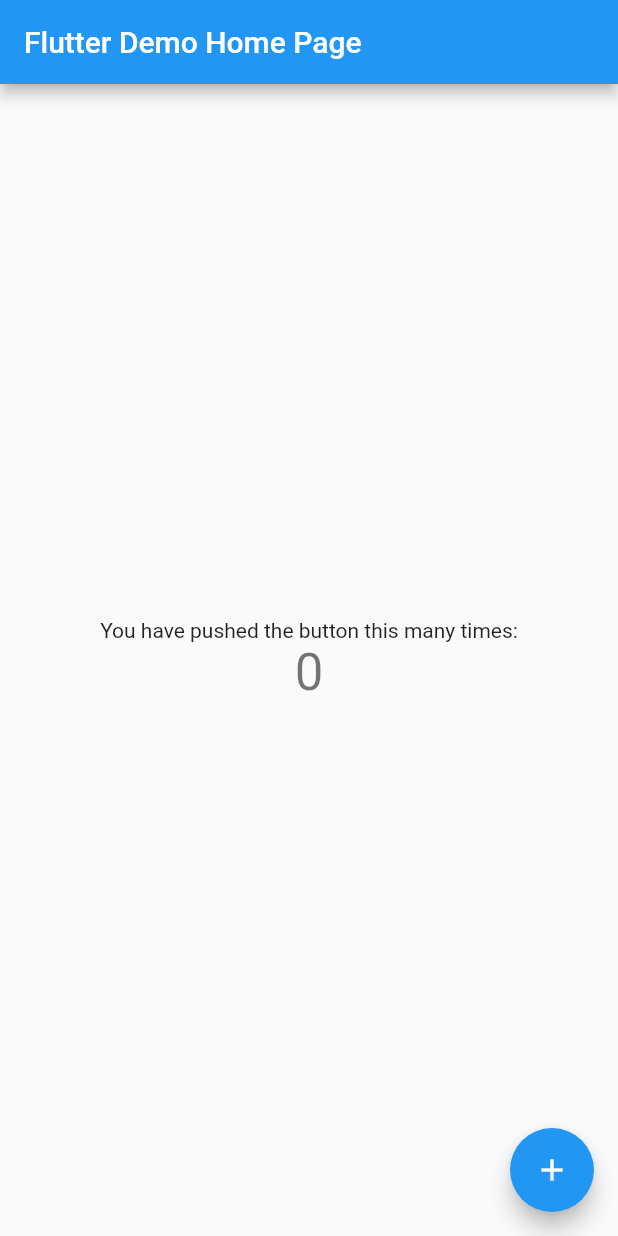
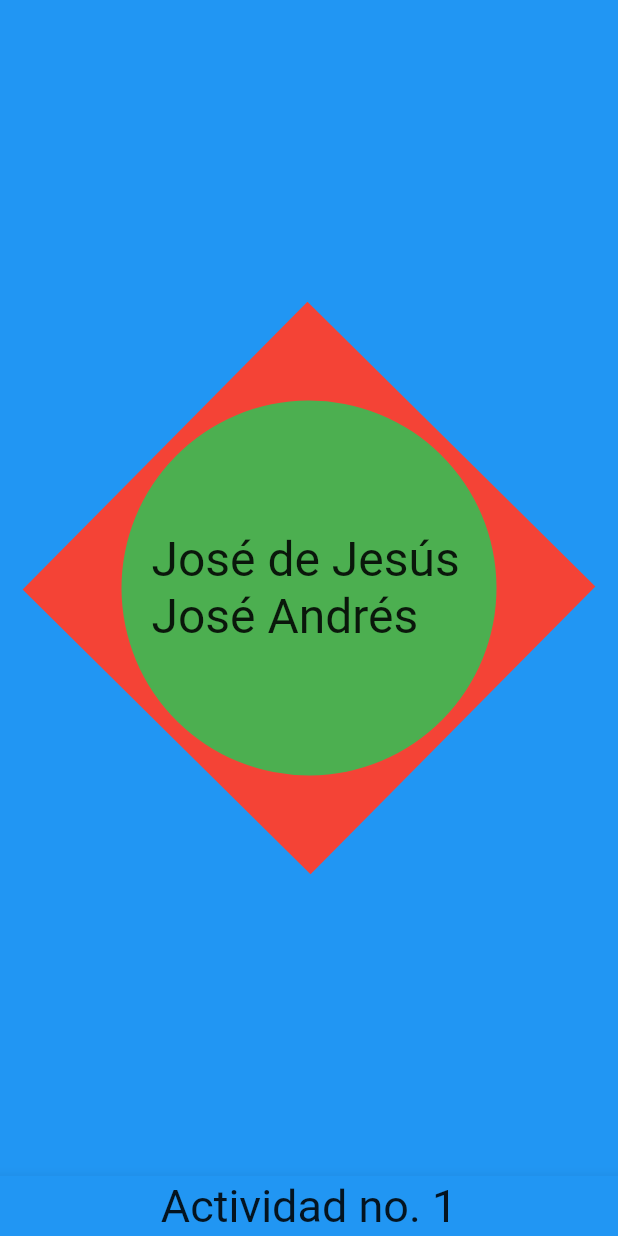
Before and after one commit to ValiantLucatero/PracticasFlutter, a Flutter app: the screen it shows after launch, on a phone screen of 412 x 824 dp. Run offline on Flutter 3.47's test engine with Material 2 defaults, Android fonts, the phone set to English and light mode, and no system bars.

Commit message:
feat: Version 1.0 of actividad1

```diff
--- a/actividad1/lib/main.dart
+++ b/actividad1/lib/main.dart
@@ -24,42 +24,13 @@
         // is not restarted.
         primarySwatch: Colors.blue,
       ),
-      home: const MyHomePage(title: 'Flutter Demo Home Page'),
+      home: const MyHomePage(),
     );
   }
 }
 
-class MyHomePage extends StatefulWidget {
-  const MyHomePage({Key? key, required this.title}) : super(key: key);
-
-  // This widget is the home page of your application. It is stateful, meaning
-  // that it has a State object (defined below) that contains fields that affect
-  // how it looks.
-
-  // This class is the configuration for the state. It holds the values (in this
-  // case the title) provided by the parent (in this case the App widget) and
-  // used by the build method of the State. Fields in a Widget subclass are
-  // always marked "final".
-
-  final String title;
-
-  @override
-  State<MyHomePage> createState() => _MyHomePageState();
-}
-
-class _MyHomePageState extends State<MyHomePage> {
-  int _counter = 0;
-
-  void _incrementCounter() {
-    setState(() {
-      // This call to setState tells the Flutter framework that something has
-      // changed in this State, which causes it to rerun the build method below
-      // so that the display can reflect the updated values. If we changed
-      // _counter without calling setState(), then the build method would not be
-      // called again, and so nothing would appear to happen.
-      _counter++;
-    });
-  }
+class MyHomePage extends StatelessWidget {
+  const MyHomePage({Key? key}) : super(key: key);
 
   @override
   Widget build(BuildContext context) {
@@ -70,11 +41,7 @@
     // fast, so that you can just rebuild anything that needs updating rather
     // than having to individually change instances of widgets.
     return Scaffold(
-      appBar: AppBar(
-        // Here we take the value from the MyHomePage object that was created by
-        // the App.build method, and use it to set our appbar title.
-        title: Text(widget.title),
-      ),
+      backgroundColor: Colors.blue, //Added background color
       body: Center(
         // Center is a layout widget. It takes a single child and positions it
         // in the middle of the parent.
@@ -95,21 +62,43 @@
           // horizontal).
           mainAxisAlignment: MainAxisAlignment.center,
           children: <Widget>[
-            const Text(
-              'You have pushed the button this many times:',
-            ),
-            Text(
-              '$_counter',
-              style: Theme.of(context).textTheme.headline4,
+            Transform.rotate(
+              angle: 0.78, //rotates rectangle
+              child: Container(
+                alignment: Alignment.center,
+                padding: const EdgeInsets.all(10),
+                height: 270,
+                width: 270,
+                decoration: const BoxDecoration(
+                  shape: BoxShape.rectangle,
+                  color: Colors.red,
+                ),
+                child: Container(
+                  alignment: Alignment.center,
+                  padding: const EdgeInsets.all(20),
+                  decoration: const BoxDecoration(
+                    shape: BoxShape.circle,
+                    color: Colors.green,
+                  ),
+                  child: Transform.rotate(
+                    angle: -0.78, //rotates back text
+                    child: const Text("José de Jesús \nJosé Andrés",
+                        style: TextStyle(fontSize: 32)),
+                  ),
+                ),
+              ),
             ),
           ],
         ),
       ),
-      floatingActionButton: FloatingActionButton(
-        onPressed: _incrementCounter,
-        tooltip: 'Increment',
-        child: const Icon(Icons.add),
-      ), // This trailing comma makes auto-formatting nicer for build methods.
+      bottomNavigationBar: BottomAppBar(
+        child: Container(
+          height: 40,
+          color: Colors.blue,
+          alignment: Alignment.center,
+          child: const Text("Actividad no. 1", style: TextStyle(fontSize: 30)),
+        ),
+      ),
     );
   }
 }
```
